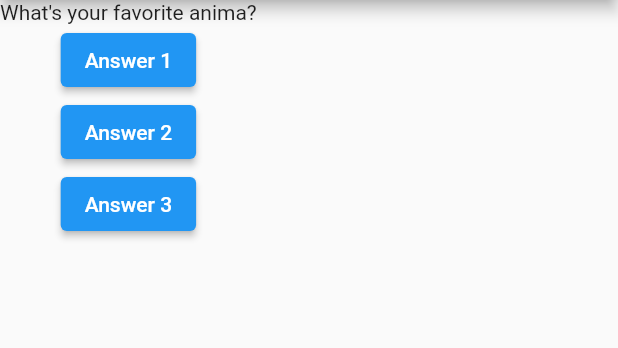
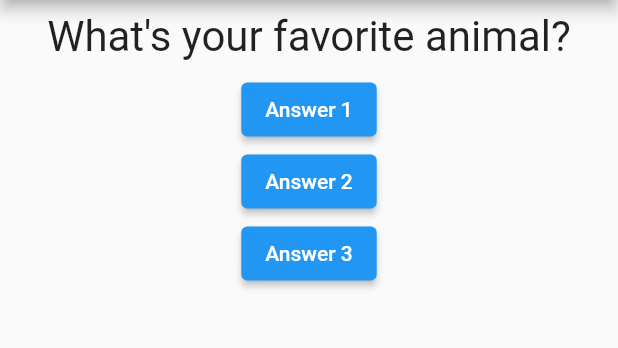
Before and after one commit to aj2460/Flutter-App1, a Flutter app: the screen it shows after launch, after a tap on "Answer 1", on a phone screen of 412 x 824 dp, the part 84-432 px from its top. Run offline on Flutter 3.47's test engine with Material 2 defaults, Android fonts, the phone set to English and light mode, and no system bars.

Commit message:
Move Question widget to another file

```diff
--- a/first_app/lib/main.dart
+++ b/first_app/lib/main.dart
@@ -1,4 +1,6 @@
 import 'package:flutter/material.dart';
+
+import './question.dart';
 
 // void main() {
 //   runApp(myApp());
@@ -9,26 +11,26 @@ void main() => runApp(MyApp());
 class MyApp extends StatefulWidget {
   @override
   State<StatefulWidget> createState() {
-    return MyAppState();
+    return _MyAppState();
   }
 }
 
-class MyAppState extends State<MyApp> {
-  var questionIndex = 0;
+class _MyAppState extends State<MyApp> {
+  var _questionIndex = 0;
 
-  void answerClickd() {
+  void _answerClickd() {
     setState(() {
-      questionIndex++;
+      _questionIndex++;
     });
 
-    print(questionIndex);
+    //  print(_questionIndex);
   }
 
   @override
   Widget build(BuildContext context) {
     var questions = [
       "What's your favorite color?",
-      "What's your favorite anima?"
+      "What's your favorite animal?"
     ];
     return MaterialApp(
       home: Scaffold(
@@ -37,19 +39,19 @@ class MyAppState extends State<MyApp> {
         ),
         body: Column(
           children: <Widget>[
-            Text(
-              questions[questionIndex],
+            Question(
+              questions[_questionIndex],
             ),
             ElevatedButton(
-              onPressed: answerClickd,
+              onPressed: _answerClickd,
               child: const Text("Answer 1"),
             ),
             ElevatedButton(
-              onPressed: answerClickd,
+              onPressed: _answerClickd,
               child: const Text("Answer 2"),
             ),
             ElevatedButton(
-              onPressed: answerClickd,
+              onPressed: _answerClickd,
               child: const Text("Answer 3"),
             ),
           ],
--- /dev/null
+++ b/first_app/lib/question.dart
@@ -0,0 +1,22 @@
+import 'package:flutter/material.dart';
+
+class Question extends StatelessWidget {
+  final String questionText;
+
+  Question(this.questionText);
+
+  @override
+  Widget build(BuildContext context) {
+    return Container(
+      width: double.infinity,
+      margin: EdgeInsets.all(8.0),
+      child: Text(
+        questionText,
+        style: TextStyle(
+          fontSize: 28,
+        ),
+        textAlign: TextAlign.center,
+      ),
+    );
+  }
+}
```
